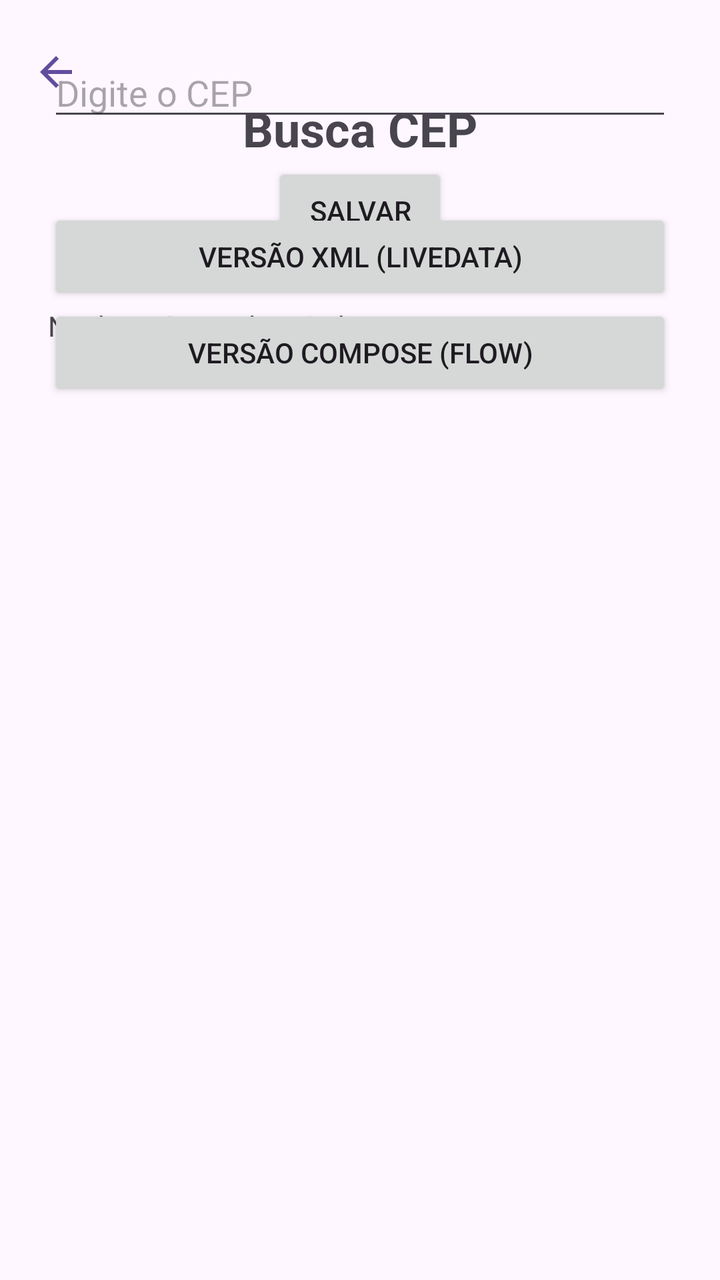
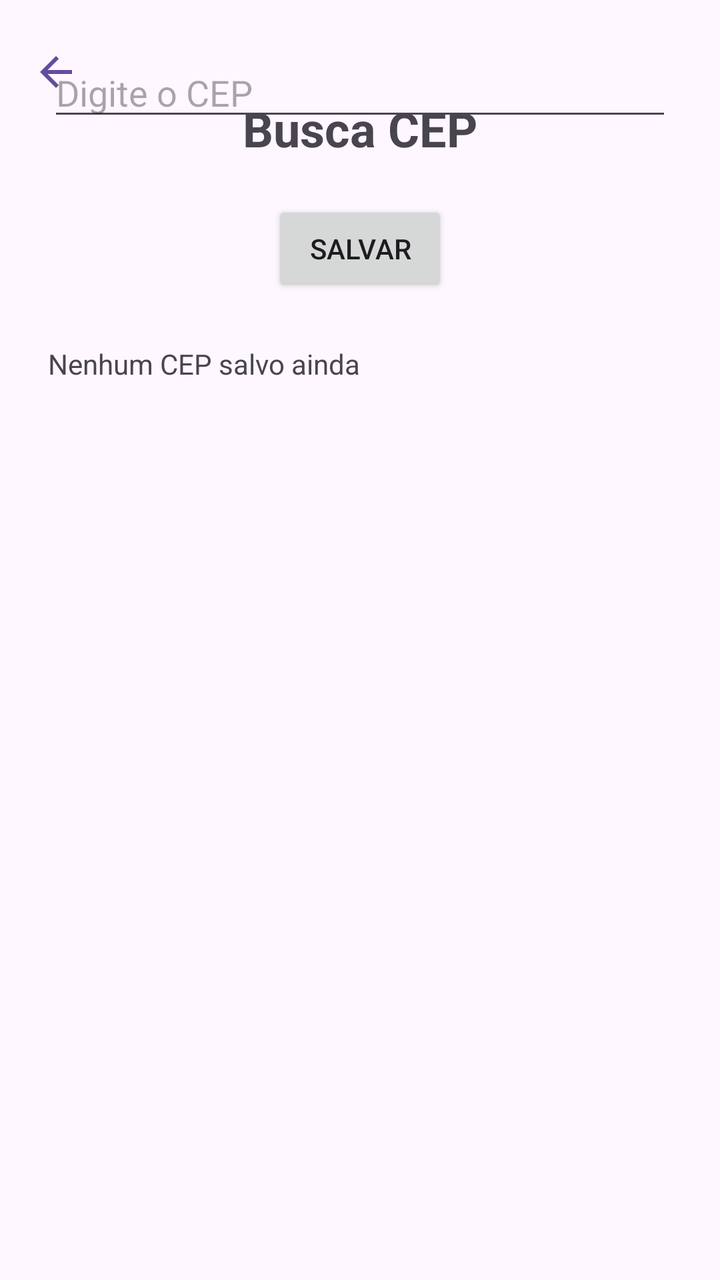

Compare the two renders of this Android layout. The source of the first and the diff that turns it into the second are given below.
<!-- AndroidManifest.xml: application theme Theme.BuscaCEP -->
<!-- res/layout/activity_main2.xml -->
<?xml version="1.0" encoding="utf-8"?>
<androidx.constraintlayout.widget.ConstraintLayout xmlns:android="http://schemas.android.com/apk/res/android"
    xmlns:app="http://schemas.android.com/apk/res-auto"
    xmlns:tools="http://schemas.android.com/tools"
    android:id="@+id/main"
    android:layout_width="match_parent"
    android:layout_height="match_parent"
    tools:context=".MainActivity">

    <EditText
        android:id="@+id/editCep"
        android:layout_width="0dp"
        android:layout_height="wrap_content"
        android:hint="@string/hint_cep"
        android:inputType="number"
        android:maxLength="8"
        android:autofillHints="postalCode"
        android:layout_margin="24dp"

        app:layout_constraintTop_toTopOf="parent"
        app:layout_constraintStart_toStartOf="parent"
        app:layout_constraintEnd_toEndOf="parent"/>

    <Button
        android:id="@+id/buttonSalvar"
        android:layout_width="wrap_content"
        android:layout_height="wrap_content"
        android:text="@string/btn_salvar"

        app:layout_constraintTop_toBottomOf="@id/editCep"
        app:layout_constraintStart_toStartOf="parent"
        app:layout_constraintEnd_toEndOf="parent"
        android:layout_marginTop="16dp"/>

    <TextView
        android:id="@+id/textCepsSalvos"
        android:layout_width="0dp"
        android:layout_height="0dp"
        android:layout_margin="24dp"
        android:text="@string/msg_empty_cep"

        app:layout_constraintTop_toBottomOf="@id/buttonSalvar"
        app:layout_constraintStart_toStartOf="parent"
        app:layout_constraintEnd_toEndOf="parent"
        app:layout_constraintBottom_toBottomOf="parent"/>

    <TextView
            android:id="@+id/textTitulo"
            android:layout_width="wrap_content"
            android:layout_height="wrap_content"
            android:text="@string/busca_cep"
            android:textSize="24sp"
            android:textStyle="bold"
            android:layout_marginTop="48dp"
            app:layout_constraintTop_toTopOf="parent"
            app:layout_constraintStart_toStartOf="parent"
            app:layout_constraintEnd_toEndOf="parent" />

    <Button
            android:id="@+id/buttonIrXml"
            android:layout_width="0dp"
            android:layout_height="wrap_content"
            android:layout_margin="24dp"
            android:text="@string/vers_o_xml_livedata"
            app:layout_constraintTop_toBottomOf="@id/textTitulo"
            app:layout_constraintStart_toStartOf="parent"
            app:layout_constraintEnd_toEndOf="parent" />

    <Button
            android:id="@+id/buttonIrCompose"
            android:layout_width="0dp"
            android:layout_height="wrap_content"
            android:layout_marginStart="24dp"
            android:layout_marginEnd="24dp"
            android:text="@string/vers_o_compose_flow"
            app:layout_constraintTop_toBottomOf="@id/buttonIrXml"
            app:layout_constraintStart_toStartOf="parent"
            app:layout_constraintEnd_toEndOf="parent" />

        <ImageButton
            android:id="@+id/buttonVoltar"
            android:layout_width="40dp"
            android:layout_height="40dp"
            android:layout_marginTop="16dp"
            android:layout_marginStart="8dp"
            android:background="?attr/selectableItemBackgroundBorderless"
            android:contentDescription="@string/voltar"
            android:src="@drawable/outline_arrow_back_24"
            app:layout_constraintTop_toTopOf="parent"
            app:layout_constraintStart_toStartOf="parent" />

</androidx.constraintlayout.widget.ConstraintLayout>
<!-- resources referenced by this layout -->
<resources>
  <!-- drawable outline_arrow_back_24 (drawable) -->
  <vector xmlns:android="http://schemas.android.com/apk/res/android" android:autoMirrored="true" android:height="24dp" android:tint="#624D9D" android:viewportHeight="960" android:viewportWidth="960" android:width="24dp">
        
      <path android:fillColor="@android:color/white" android:pathData="M313,520L537,744L480,800L160,480L480,160L537,216L313,440L800,440L800,520L313,520Z"/>
      
  </vector>
  <string name="btn_salvar">Salvar</string>
  <string name="busca_cep">Busca CEP</string>
  <string name="hint_cep">Digite o CEP</string>
  <string name="msg_empty_cep">Nenhum CEP salvo ainda</string>
  <string name="vers_o_compose_flow">Versão Compose (Flow)</string>
  <string name="vers_o_xml_livedata">Versão XML (LiveData)</string>
  <string name="voltar">Voltar</string>
  <style name="Theme.BuscaCEP" parent="Base.Theme.BuscaCEP" />
  <style name="Base.Theme.BuscaCEP" parent="Theme.Material3.DayNight.NoActionBar">
          
          
      </style>
</resources>

<!-- the commit's change to res/layout/activity_main2.xml (unified diff, before → after) -->
@@ -21,13 +21,24 @@
         app:layout_constraintStart_toStartOf="parent"
         app:layout_constraintEnd_toEndOf="parent"/>
 
+    <TextView
+        android:id="@+id/textEndereco"
+        android:layout_width="0dp"
+        android:layout_height="wrap_content"
+        android:layout_marginStart="24dp"
+        android:layout_marginEnd="24dp"
+
+        app:layout_constraintTop_toBottomOf="@id/editCep"
+        app:layout_constraintStart_toStartOf="parent"
+        app:layout_constraintEnd_toEndOf="parent"/>
+
     <Button
         android:id="@+id/buttonSalvar"
         android:layout_width="wrap_content"
         android:layout_height="wrap_content"
         android:text="@string/btn_salvar"
 
-        app:layout_constraintTop_toBottomOf="@id/editCep"
+        app:layout_constraintTop_toBottomOf="@id/textEndereco"
         app:layout_constraintStart_toStartOf="parent"
         app:layout_constraintEnd_toEndOf="parent"
         android:layout_marginTop="16dp"/>
@@ -45,48 +56,28 @@
         app:layout_constraintBottom_toBottomOf="parent"/>
 
     <TextView
-            android:id="@+id/textTitulo"
-            android:layout_width="wrap_content"
-            android:layout_height="wrap_content"
-            android:text="@string/busca_cep"
-            android:textSize="24sp"
-            android:textStyle="bold"
-            android:layout_marginTop="48dp"
-            app:layout_constraintTop_toTopOf="parent"
-            app:layout_constraintStart_toStartOf="parent"
-            app:layout_constraintEnd_toEndOf="parent" />
+        android:id="@+id/textTitulo"
+        android:layout_width="wrap_content"
+        android:layout_height="wrap_content"
+        android:text="@string/busca_cep"
+        android:textSize="24sp"
+        android:textStyle="bold"
+        android:layout_marginTop="48dp"
+        app:layout_constraintTop_toTopOf="parent"
+        app:layout_constraintStart_toStartOf="parent"
+        app:layout_constraintEnd_toEndOf="parent" />
 
-    <Button
-            android:id="@+id/buttonIrXml"
-            android:layout_width="0dp"
-            android:layout_height="wrap_content"
-            android:layout_margin="24dp"
-            android:text="@string/vers_o_xml_livedata"
-            app:layout_constraintTop_toBottomOf="@id/textTitulo"
-            app:layout_constraintStart_toStartOf="parent"
-            app:layout_constraintEnd_toEndOf="parent" />
 
-    <Button
-            android:id="@+id/buttonIrCompose"
-            android:layout_width="0dp"
-            android:layout_height="wrap_content"
-            android:layout_marginStart="24dp"
-            android:layout_marginEnd="24dp"
-            android:text="@string/vers_o_compose_flow"
-            app:layout_constraintTop_toBottomOf="@id/buttonIrXml"
-            app:layout_constraintStart_toStartOf="parent"
-            app:layout_constraintEnd_toEndOf="parent" />
-
-        <ImageButton
-            android:id="@+id/buttonVoltar"
-            android:layout_width="40dp"
-            android:layout_height="40dp"
-            android:layout_marginTop="16dp"
-            android:layout_marginStart="8dp"
-            android:background="?attr/selectableItemBackgroundBorderless"
-            android:contentDescription="@string/voltar"
-            android:src="@drawable/outline_arrow_back_24"
-            app:layout_constraintTop_toTopOf="parent"
-            app:layout_constraintStart_toStartOf="parent" />
+    <ImageButton
+        android:id="@+id/buttonVoltar"
+        android:layout_width="40dp"
+        android:layout_height="40dp"
+        android:layout_marginTop="16dp"
+        android:layout_marginStart="8dp"
+        android:background="?attr/selectableItemBackgroundBorderless"
+        android:contentDescription="@string/voltar"
+        android:src="@drawable/outline_arrow_back_24"
+        app:layout_constraintTop_toTopOf="parent"
+        app:layout_constraintStart_toStartOf="parent" />
 
 </androidx.constraintlayout.widget.ConstraintLayout>
<!-- resource entries referenced after the edit -->
@@ -10,8 +10,6 @@
   <string name="busca_cep">Busca CEP</string>
   <string name="hint_cep">Digite o CEP</string>
   <string name="msg_empty_cep">Nenhum CEP salvo ainda</string>
-  <string name="vers_o_compose_flow">Versão Compose (Flow)</string>
-  <string name="vers_o_xml_livedata">Versão XML (LiveData)</string>
   <string name="voltar">Voltar</string>
   <style name="Theme.BuscaCEP" parent="Base.Theme.BuscaCEP" />
   <style name="Base.Theme.BuscaCEP" parent="Theme.Material3.DayNight.NoActionBar">
